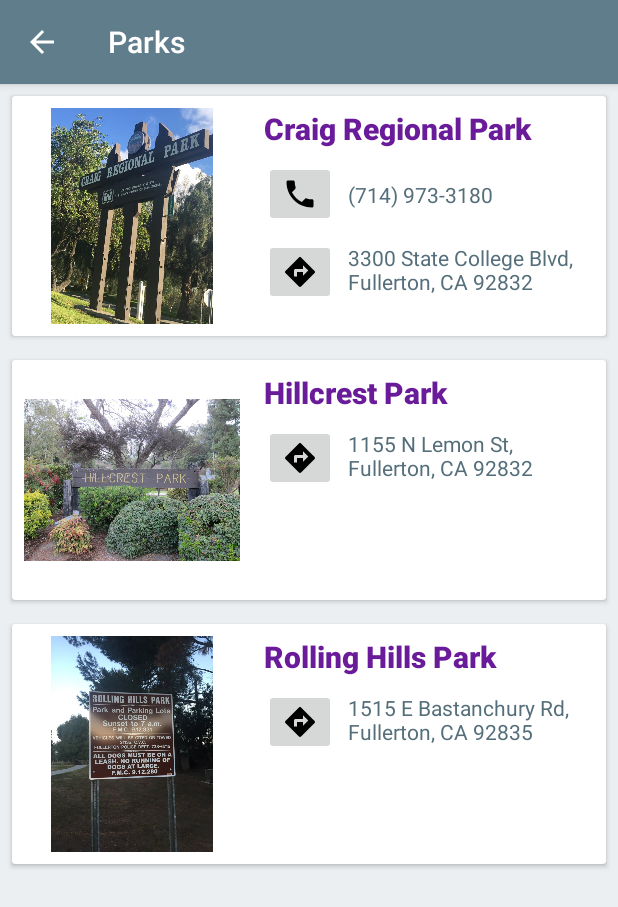
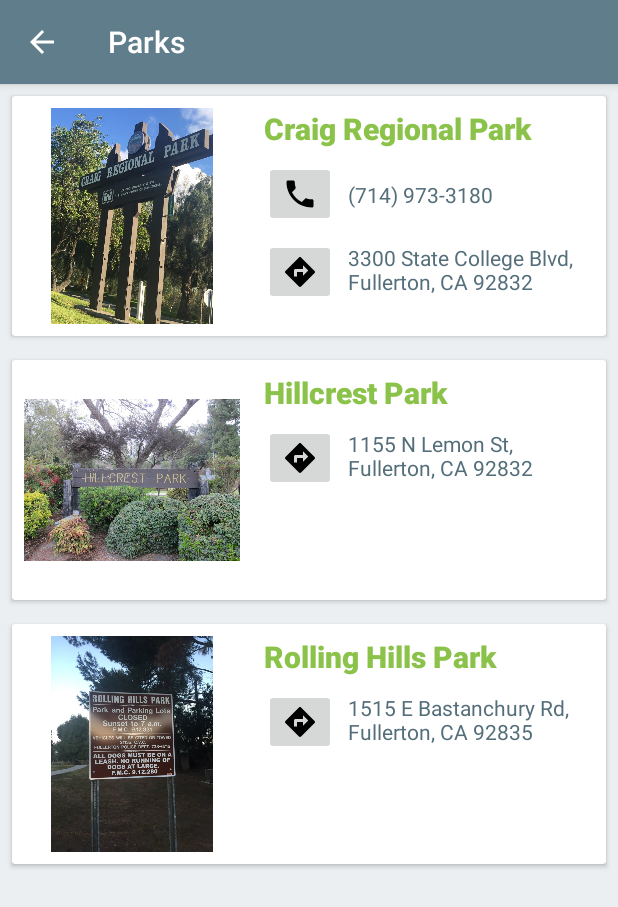
Before and after one commit to sijanr/TourFullerton, an Android app: the screen it shows after launch (SelectedItemActivity), after a tap on "PARKS", on a phone screen of 412 x 824 dp. Shown: the top 907 px of the screen. Run offline under Robolectric (Android 15) with nearby library versions, the light colour scheme and no system bars.

Commit message:
Change sub items title color of the main headers

```diff
--- a/app/src/main/java/com/example/android/tourfullerton/SelectedItemActivity.java
+++ b/app/src/main/java/com/example/android/tourfullerton/SelectedItemActivity.java
@@ -1,5 +1,6 @@
 package com.example.android.tourfullerton;
 
+import android.support.v4.content.ContextCompat;
 import android.support.v7.app.AppCompatActivity;
 import android.os.Bundle;
 import android.support.v7.widget.LinearLayoutManager;
@@ -37,6 +38,7 @@ public class SelectedItemActivity extends AppCompatActivity {
                 selectedItemArrayList.clear();
                 selectedItemArrayList.add(new SelectedItem(R.drawable.the_blue_door_bar, "The Blue Door Bar", getResources().getString(R.string.blue_door_bar_phone), getString(R.string.blue_door_bar_location)));
                 selectedItemArrayList.add(new SelectedItem(R.drawable.tribune_bar, "Tribune Bar", getString(R.string.tribune_phone), getString(R.string.tribune_location)));
+                itemListAdapter = new SelectedItemListAdapter(this, selectedItemArrayList, ContextCompat.getColor(this, R.color.BARS_COLOR));
                 break;
 
             //if the user selects restaurants
@@ -45,6 +47,7 @@ public class SelectedItemActivity extends AppCompatActivity {
                 selectedItemArrayList.clear();
                 selectedItemArrayList.add(new SelectedItem(R.drawable.citizen_kitchen_restaurant, "Citizen Kitchen", "(714) 635-9027", "1500 S Raymond Ave, Fullerton, CA 92831 "));
                 selectedItemArrayList.add(new SelectedItem(R.drawable.j_korean_cuisine_restaurant, "J's Korean Cuisine", "(714) 519-3360", "114 W Commonwealth Ave, Fullerton, CA 92832 "));
+                itemListAdapter = new SelectedItemListAdapter(this, selectedItemArrayList, ContextCompat.getColor(this, R.color.RESTAURANTS_COLOR));
                 break;
 
             // if the user selects schools
@@ -54,6 +57,7 @@ public class SelectedItemActivity extends AppCompatActivity {
                 selectedItemArrayList.add(new SelectedItem(R.drawable.fullerton_high_school, "Fullerton Union High School", "(714) 626-3800", "201 E. Chapman Ave, Fullerton, CA 92832"));
                 selectedItemArrayList.add(new SelectedItem(R.drawable.fullerton_college, "Fullerton College", "(714) 992-7000", "321 E Chapman Avenue, Fullerton, CA 92832"));
                 selectedItemArrayList.add(new SelectedItem(R.drawable.california_state_fullerton, "California State University, Fullerton", "(657) 278-2011", "800 N. State College Blvd, Fullerton, CA 92831"));
+                itemListAdapter = new SelectedItemListAdapter(this, selectedItemArrayList, ContextCompat.getColor(this, R.color.SCHOOLS_COLOR));
                 break;
 
             //if the user selects parks
@@ -63,13 +67,13 @@ public class SelectedItemActivity extends AppCompatActivity {
                 selectedItemArrayList.add(new SelectedItem(R.drawable.craig_park, "Craig Regional Park", "(714) 973-3180", "3300 State College Blvd, Fullerton, CA 92832"));
                 selectedItemArrayList.add(new SelectedItem(R.drawable.hillcrest_park, "Hillcrest Park", "", "1155 N Lemon St, Fullerton, CA 92832"));
                 selectedItemArrayList.add(new SelectedItem(R.drawable.rolling_hills_park, "Rolling Hills Park", "", "1515 E Bastanchury Rd, Fullerton, CA 92835"));
-
+                itemListAdapter = new SelectedItemListAdapter(this, selectedItemArrayList, ContextCompat.getColor(this, R.color.PARKS_COLOR));
+                break;
 
         }
 
         //find the handle and set the adapter of the recycler view
         mRecyclerView = findViewById(R.id.selected_item_recycler_view);
-        itemListAdapter = new SelectedItemListAdapter(this, selectedItemArrayList);
         mRecyclerView.setAdapter(itemListAdapter);
         mRecyclerView.setLayoutManager(new LinearLayoutManager(this));
 
--- a/app/src/main/java/com/example/android/tourfullerton/SelectedItemListAdapter.java
+++ b/app/src/main/java/com/example/android/tourfullerton/SelectedItemListAdapter.java
@@ -19,10 +19,13 @@ public class SelectedItemListAdapter extends RecyclerView.Adapter<SelectedItemLi
 
     private LayoutInflater mLayoutInflater;
 
+    private int textTitleColor;
+
     //initialize the layout inflater and list data
-    public SelectedItemListAdapter(Context context, ArrayList<SelectedItem> itemArrayList) {
+    public SelectedItemListAdapter(Context context, ArrayList<SelectedItem> itemArrayList, int titleColor) {
         this.itemArrayList = itemArrayList;
         mLayoutInflater = LayoutInflater.from(context);
+        this.textTitleColor = titleColor;
     }
 
 
@@ -42,6 +45,7 @@ public class SelectedItemListAdapter extends RecyclerView.Adapter<SelectedItemLi
             itemPhone = itemView.findViewById(R.id.phone_text_view);
             itemLocation = itemView.findViewById(R.id.location_text_view);
             itemPhoneButton = itemView.findViewById(R.id.phone_button);
+            itemTitle.setTextColor(textTitleColor);
         }
     }
 
@@ -60,11 +64,10 @@ public class SelectedItemListAdapter extends RecyclerView.Adapter<SelectedItemLi
     public void onBindViewHolder(@NonNull SelectedItemListAdapter.ItemsViewHolder itemsViewHolder, int i) {
         itemsViewHolder.itemImage.setImageResource(itemArrayList.get(i).getImageResourceID());
         itemsViewHolder.itemTitle.setText(itemArrayList.get(i).getItemTitle());
-        if(itemArrayList.get(i).getItemPhoneNumber().equals("")){
+        if (itemArrayList.get(i).getItemPhoneNumber().equals("")) {
             itemsViewHolder.itemPhone.setVisibility(View.GONE);
             itemsViewHolder.itemPhoneButton.setVisibility(View.GONE);
-        }
-        else{
+        } else {
             itemsViewHolder.itemPhone.setText(itemArrayList.get(i).getItemPhoneNumber());
         }
         itemsViewHolder.itemLocation.setText(itemArrayList.get(i).getItemAddress());
--- a/app/src/main/res/values/colors.xml
+++ b/app/src/main/res/values/colors.xml
@@ -3,4 +3,8 @@
     <color name="colorPrimary">#607D8B</color>
     <color name="colorPrimaryDark">#455A64</color>
     <color name="colorAccent">#D81B60</color>
+    <color name="BARS_COLOR">#673AB7</color>
+    <color name="RESTAURANTS_COLOR">#E91E63</color>
+    <color name="SCHOOLS_COLOR">#795548</color>
+    <color name="PARKS_COLOR">#8BC34A</color>
 </resources>
```
